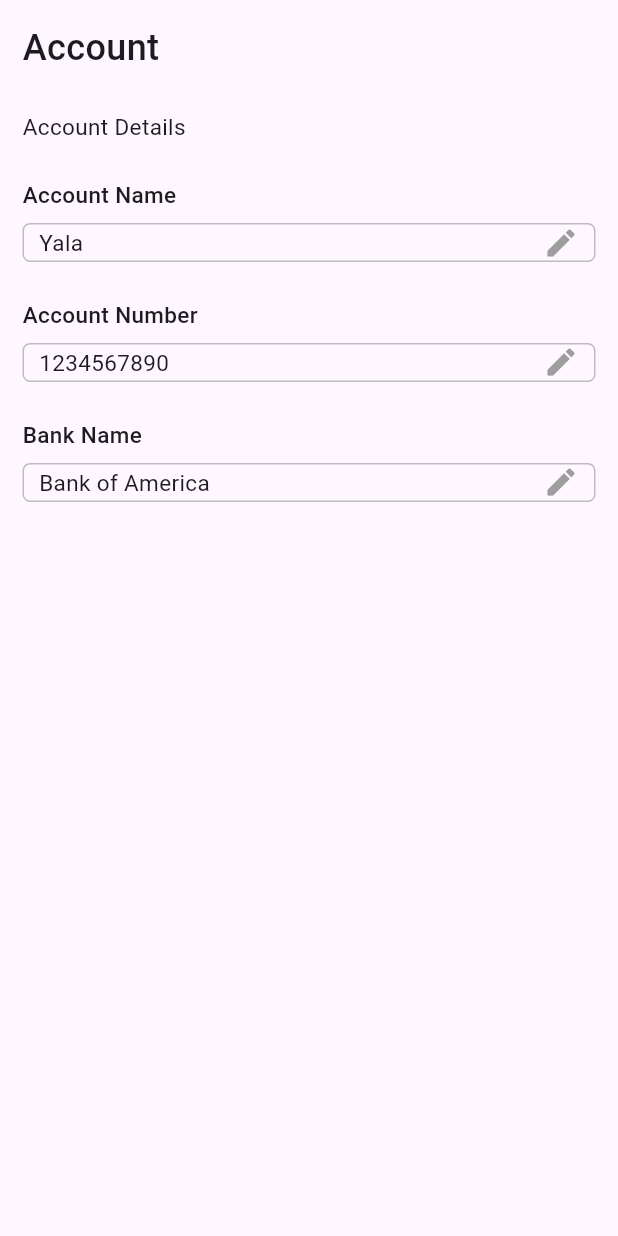
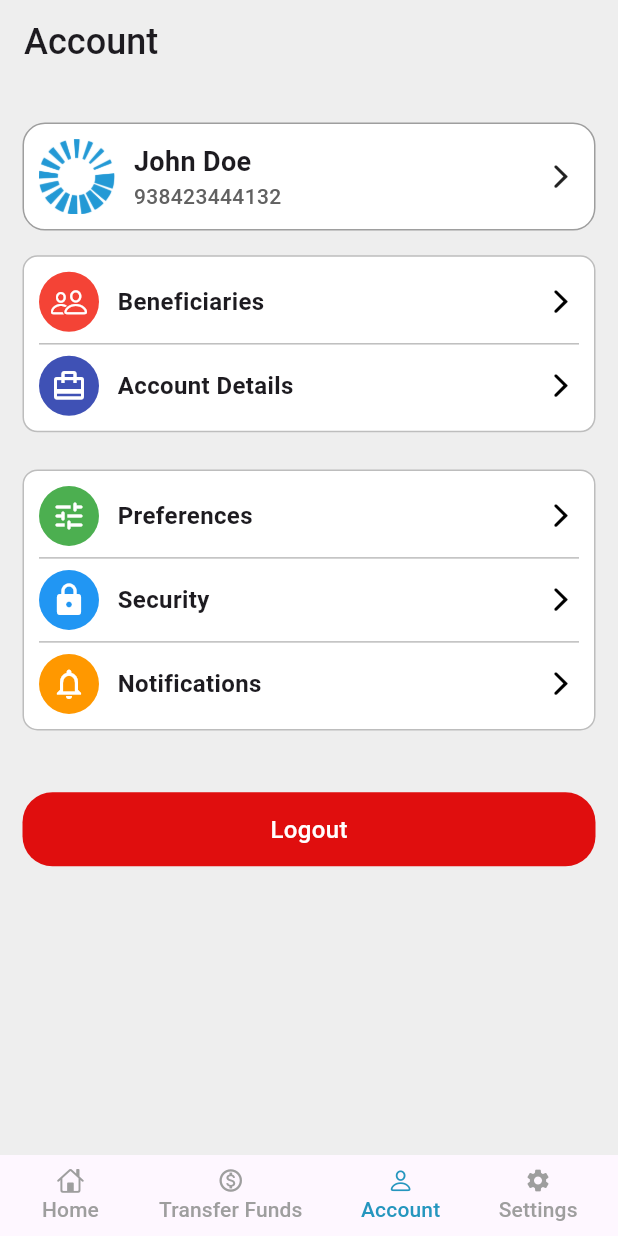
Before and after one commit to Ashisoma/yala, a Flutter app: the AccountScreen screen opened directly, on a phone screen of 412 x 824 dp. Run offline on Flutter 3.47's test engine with Material 3 defaults, Android fonts, the phone set to English and light mode, and no system bars; our stand-ins replace flutter_otp_text_field, get.

Commit message:
feat: ui for settings

```diff
--- a/lib/screens/account_screen.dart
+++ b/lib/screens/account_screen.dart
@@ -1,5 +1,8 @@
 import 'package:flutter/cupertino.dart';
 import 'package:flutter/material.dart';
+import 'package:yala/auth/login_screen.dart';
+import 'package:yala/widgets/color.dart';
+import 'package:yala/widgets/custom_widgets.dart';
 
 class AccountScreen extends StatefulWidget {
   const AccountScreen({super.key});
@@ -12,62 +15,140 @@ class _AccountScreenState extends State<AccountScreen> {
   @override
   Widget build(BuildContext context) {
     return Scaffold(
+      appBar: AppBar(
+        backgroundColor: Colors.grey.shade200,
+        automaticallyImplyLeading: false,
+        title: const Text(
+          "Account",
+          style: TextStyle(
+            fontWeight: FontWeight.w500,
+            fontSize: 24,
+          ),
+        ),
+      ),
       body: Container(
-        padding: const EdgeInsets.symmetric(vertical: 15.0, horizontal: 15.0),
+        padding: const EdgeInsets.symmetric(vertical: 1.0, horizontal: 15.0),
+        color: Colors.grey.shade200,
         child: Column(
           crossAxisAlignment: CrossAxisAlignment.start,
           children: [
-            const Text(
-              "Account",
-              style: TextStyle(
-                fontWeight: FontWeight.w500,
-                fontSize: 24,
+            SizedBox(
+              height: MediaQuery.of(context).size.height * 0.03,
+            ),
+            Container(
+              padding: const EdgeInsets.all(10.0),
+              decoration: BoxDecoration(
+                color: Colors.white,
+                borderRadius: BorderRadius.circular(15.0),
+                border: Border.all(
+                  color: Colors.grey,
+                ),
+              ),
+              child: Row(
+                children: [
+                  Column(
+                    children: [
+                      Image.asset(
+                        'images/icon.png',
+                        height: 50.0,
+                      )
+                    ],
+                  ),
+                  SizedBox(
+                    width: MediaQuery.of(context).size.width * 0.03,
+                  ),
+                  Column(
+                    crossAxisAlignment: CrossAxisAlignment.start,
+                    children: [
+                      const Text(
+                        "John Doe",
+                        style: TextStyle(
+                          fontWeight: FontWeight.bold,
+                          fontSize: 18,
+                        ),
+                      ),
+                      Text(
+                        "938423444132",
+                        style: TextStyle(
+                            fontWeight: FontWeight.w500,
+                            fontSize: 14,
+                            color: Colors.grey.shade700),
+                      ),
+                    ],
+                  ),
+                  const Spacer(),
+                  const Center(child: Icon(CupertinoIcons.forward))
+                ],
               ),
             ),
             SizedBox(
-              height: MediaQuery.of(context).size.height * 0.03,
-            ),
-            const Text(
-              "Account Details",
-              style: TextStyle(
-                fontWeight: FontWeight.w400,
-                fontSize: 15,
-              ),
-            ),
-            SizedBox(
-              height: MediaQuery.of(context).size.height * 0.03,
-            ),
-            const Text(
-              "Account Name",
-              style: TextStyle(
-                fontWeight: FontWeight.w500,
-                fontSize: 15,
-              ),
-            ),
-            SizedBox(
-              height: MediaQuery.of(context).size.height * 0.01,
+              height: MediaQuery.of(context).size.height * 0.02,
             ),
             Container(
-              padding: const EdgeInsets.symmetric(horizontal: 10.0),
+              padding: const EdgeInsets.all(10.0),
               decoration: BoxDecoration(
-                borderRadius: BorderRadius.circular(5.0),
+                color: Colors.white,
+                borderRadius: BorderRadius.circular(10.0),
                 border: Border.all(
                   color: Colors.grey.shade400,
                 ),
               ),
-              child: Row(
+              child: Column(
                 children: [
-                  const Text(
-                    "Yala",
-                    style: TextStyle(
-                      fontWeight: FontWeight.w400,
-                      fontSize: 15,
-                    ),
+                  Row(
+                    children: [
+                      const CircleAvatar(
+                        backgroundColor: Colors.red,
+                        child: Icon(
+                          CupertinoIcons.person_2,
+                          color: Colors.white,
+                        ),
+                      ),
+                      SizedBox(
+                        width: MediaQuery.of(context).size.width * 0.03,
+                      ),
+                      const Text(
+                        "Beneficiaries",
+                        style: TextStyle(
+                          fontWeight: FontWeight.bold,
+                          fontSize: 16,
+                        ),
+                      ),
+                      const Spacer(),
+                      const Icon(
+                        CupertinoIcons.forward,
+                        color: Colors.black,
+                      ),
+                    ],
                   ),
-                  const Spacer(),
-                  const Icon(
-                    Icons.edit,
-                    color: Colors.grey,
+                  Divider(
+                    color: Colors.grey.shade400,
+                  ),
+                  Row(
+                    children: [
+                      const CircleAvatar(
+                        backgroundColor: Colors.indigo,
+                        child: Icon(
+                          Icons.wallet_travel,
+                          color: Colors.white,
+                        ),
+                      ),
+                      SizedBox(
+                        width: MediaQuery.of(context).size.width * 0.03,
+                      ),
+                      const Text(
+                        "Account Details",
+                        style: TextStyle(
+                          fontWeight: FontWeight.bold,
+                          fontSize: 16,
+                        ),
+                      ),
+                      const Spacer(),
+                      const Icon(
+                        CupertinoIcons.forward,
+                        color: Colors.black,
+                      ),
+                    ],
                   ),
                 ],
               ),
@@ -75,82 +156,141 @@ class _AccountScreenState extends State<AccountScreen> {
             SizedBox(
               height: MediaQuery.of(context).size.height * 0.03,
             ),
-            const Text(
-              "Account Number",
-              style: TextStyle(
-                fontWeight: FontWeight.w500,
-                fontSize: 15,
-              ),
-            ),
-            SizedBox(
-              height: MediaQuery.of(context).size.height * 0.01,
-            ),
             Container(
-              padding: const EdgeInsets.symmetric(horizontal: 10.0),
+              padding: const EdgeInsets.all(10.0),
               decoration: BoxDecoration(
-                borderRadius: BorderRadius.circular(5.0),
+                color: Colors.white,
+                borderRadius: BorderRadius.circular(10.0),
                 border: Border.all(
                   color: Colors.grey.shade400,
                 ),
               ),
-              child: Row(
+              child: Column(
                 children: [
-                  const Text(
-                    "1234567890",
-                    style: TextStyle(
-                      fontWeight: FontWeight.w400,
-                      fontSize: 15,
-                    ),
+                  Row(
+                    children: [
+                      const CircleAvatar(
+                        backgroundColor: Colors.green,
+                        child: Icon(
+                          Icons.tune_rounded,
+                          color: Colors.white,
+                        ),
+                      ),
+                      SizedBox(
+                        width: MediaQuery.of(context).size.width * 0.03,
+                      ),
+                      const Text(
+                        "Preferences",
+                        style: TextStyle(
+                          fontWeight: FontWeight.bold,
+                          fontSize: 16,
+                        ),
+                      ),
+                      const Spacer(),
+                      const Icon(
+                        CupertinoIcons.forward,
+                        color: Colors.black,
+                      ),
+                    ],
                   ),
-                  const Spacer(),
-                  const Icon(
-                    Icons.edit,
-                    color: Colors.grey,
+                  Divider(
+                    color: Colors.grey.shade400,
+                  ),
+                  Row(
+                    children: [
+                      const CircleAvatar(
+                        backgroundColor: Colors.blue,
+                        child: Icon(
+                          Icons.lock,
+                          color: Colors.white,
+                        ),
+                      ),
+                      SizedBox(
+                        width: MediaQuery.of(context).size.width * 0.03,
+                      ),
+                      const Text(
+                        "Security",
+                        style: TextStyle(
+                          fontWeight: FontWeight.bold,
+                          fontSize: 16,
+                        ),
+                      ),
+                      const Spacer(),
+                      const Icon(
+                        CupertinoIcons.forward,
+                        color: Colors.black,
+                      ),
+                    ],
+                  ),
+                  Divider(
+                    color: Colors.grey.shade400,
+                  ),
+                  Row(
+                    children: [
+                      const CircleAvatar(
+                        backgroundColor: Colors.orange,
+                        child: Icon(
+                          Icons.notifications_none_outlined,
+                          color: Colors.white,
+                        ),
+                      ),
+                      SizedBox(
+                        width: MediaQuery.of(context).size.width * 0.03,
+                      ),
+                      const Text(
+                        "Notifications",
+                        style: TextStyle(
+                          fontWeight: FontWeight.bold,
+                          fontSize: 16,
+                        ),
+                      ),
+                      const Spacer(),
+                      const Icon(
+                        CupertinoIcons.forward,
+                        color: Colors.black,
+                      ),
+                    ],
                   ),
                 ],
               ),
             ),
             SizedBox(
-              height: MediaQuery.of(context).size.height * 0.03,
+              height: MediaQuery.of(context).size.height * 0.05,
             ),
-            const Text(
-              "Bank Name",
-              style: TextStyle(
-                fontWeight: FontWeight.w500,
-                fontSize: 15,
-              ),
-            ),
-            SizedBox(
-              height: MediaQuery.of(context).size.height * 0.01,
-            ),
-            Container(
-              padding: const EdgeInsets.symmetric(horizontal: 10.0),
-              decoration: BoxDecoration(
-                borderRadius: BorderRadius.circular(5.0),
-                border: Border.all(
-                  color: Colors.grey.shade400,
+            GestureDetector(
+              onTap: () {
+                Navigator.of(context).pushReplacement(
+                  MaterialPageRoute(
+                    builder: (BuildContext context) => const LoginScreen(),
+                  ),
+                );
+              },
+              child: Container(
+                height: MediaQuery.of(context).size.height * 0.06,
+                decoration: BoxDecoration(
+                  borderRadius: BorderRadius.circular(20),
+                  color: MyColors.red_clr,
                 ),
-              ),
-              child: Row(
-                children: [
-                  const Text(
-                    "Bank of America",
+                child: const Center(
+                  child: Text(
+                    "Logout",
                     style: TextStyle(
-                      fontWeight: FontWeight.w400,
-                      fontSize: 15,
-                    ),
+                        fontSize: 16,
+                        color: Colors.white,
+                        fontWeight: FontWeight.w500),
                   ),
-                  const Spacer(),
-                  const Icon(
-                    Icons.edit,
-                    color: Colors.grey,
-                  ),
-                ],
+                ),
               ),
             ),
           ],
         ),
       ),
+      bottomNavigationBar: Container(
+        child: MyWidgets.bottomNavMenu(
+          context,
+          contextIndex: 4,
+        ),
+      ),
     );
   }
 }
--- a/lib/screens/home_screen.dart
+++ b/lib/screens/home_screen.dart
@@ -21,6 +21,7 @@ class _HomeScreenState extends State<HomeScreen> {
   @override
   Widget build(BuildContext context) {
     return Scaffold(
+      backgroundColor: Colors.grey.shade200,
       appBar: AppBar(
         automaticallyImplyLeading: false,
         title: const Text(
```
